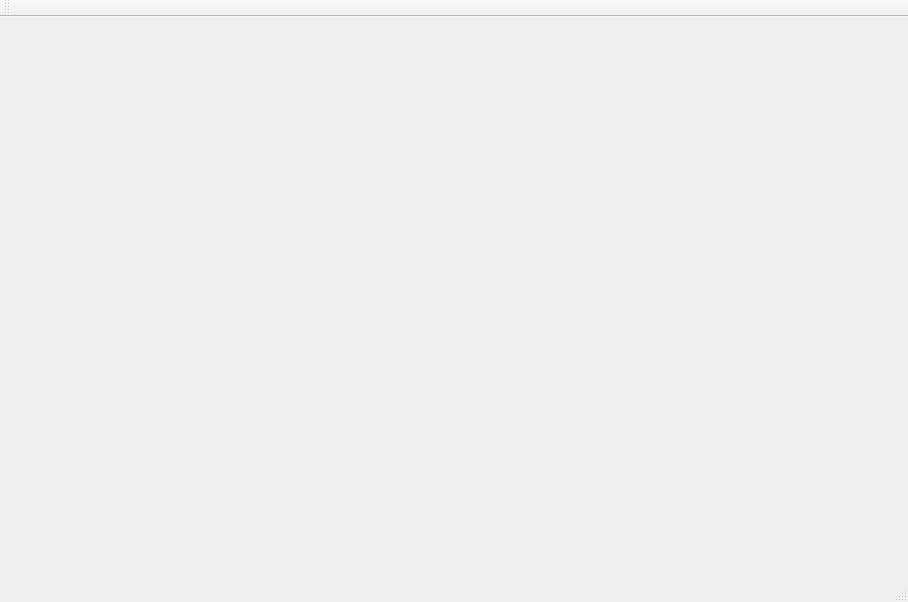
Before: the Qt Designer form Projet-INF1015/GameWindow.ui in BongHead/Projet-INF1015, drawn with Qt 5.
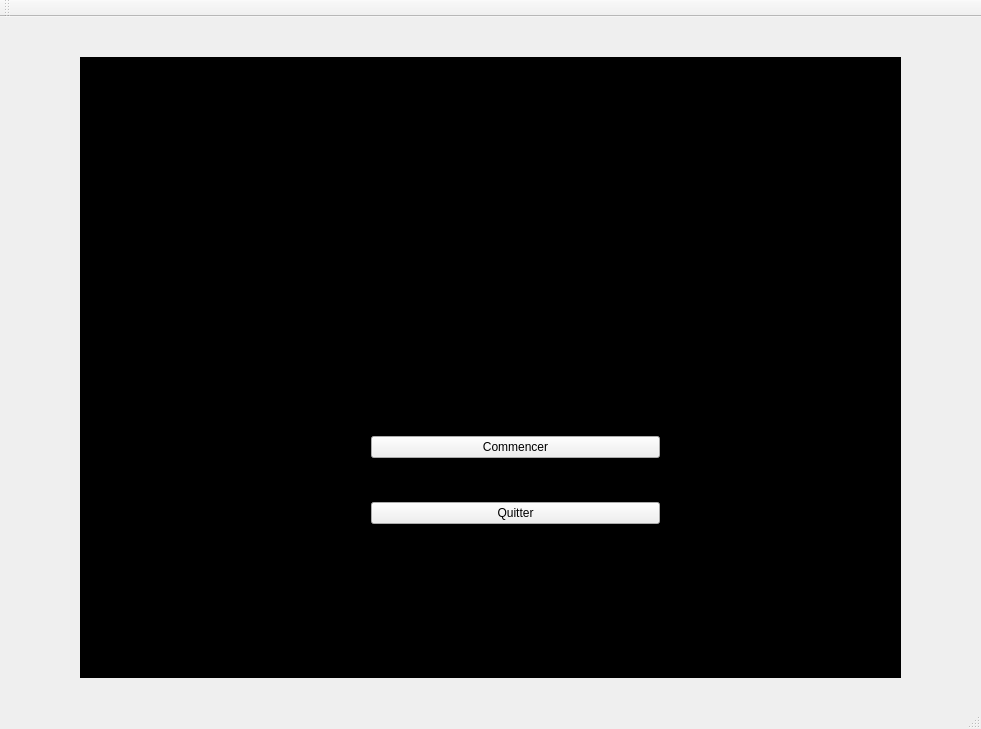
After: the same form once the commit is applied.

What changed in the file:
```diff
--- a/Projet-INF1015/GameWindow.ui
+++ b/Projet-INF1015/GameWindow.ui
@@ -6,27 +6,107 @@
    <rect>
     <x>0</x>
     <y>0</y>
-    <width>908</width>
-    <height>602</height>
+    <width>981</width>
+    <height>729</height>
    </rect>
   </property>
   <property name="windowTitle">
    <string>GameWindow</string>
   </property>
+  <property name="styleSheet">
+   <string notr="true"/>
+  </property>
   <widget class="QWidget" name="centralWidget">
    <widget class="QLabel" name="BoardImg">
     <property name="geometry">
      <rect>
-      <x>190</x>
+      <x>180</x>
       <y>50</y>
-      <width>541</width>
-      <height>461</height>
+      <width>600</width>
+      <height>600</height>
      </rect>
     </property>
     <property name="text">
      <string/>
     </property>
    </widget>
+   <widget class="QWidget" name="gridLayoutWidget">
+    <property name="geometry">
+     <rect>
+      <x>360</x>
+      <y>370</y>
+      <width>311</width>
+      <height>148</height>
+     </rect>
+    </property>
+    <layout class="QGridLayout" name="gridLayout">
+     <item row="6" column="1">
+      <widget class="QPushButton" name="pushButton">
+       <property name="text">
+        <string>Commencer</string>
+       </property>
+      </widget>
+     </item>
+     <item row="7" column="1">
+      <spacer name="verticalSpacer_2">
+       <property name="orientation">
+        <enum>Qt::Orientation::Vertical</enum>
+       </property>
+       <property name="sizeType">
+        <enum>QSizePolicy::Policy::Fixed</enum>
+       </property>
+       <property name="sizeHint" stdset="0">
+        <size>
+         <width>20</width>
+         <height>40</height>
+        </size>
+       </property>
+      </spacer>
+     </item>
+     <item row="9" column="1">
+      <widget class="QPushButton" name="pushButton_3">
+       <property name="text">
+        <string>Quitter</string>
+       </property>
+      </widget>
+     </item>
+     <item row="5" column="1">
+      <spacer name="verticalSpacer">
+       <property name="orientation">
+        <enum>Qt::Orientation::Vertical</enum>
+       </property>
+       <property name="sizeType">
+        <enum>QSizePolicy::Policy::MinimumExpanding</enum>
+       </property>
+       <property name="sizeHint" stdset="0">
+        <size>
+         <width>20</width>
+         <height>40</height>
+        </size>
+       </property>
+      </spacer>
+     </item>
+    </layout>
+   </widget>
+   <widget class="QLabel" name="label">
+    <property name="geometry">
+     <rect>
+      <x>80</x>
+      <y>40</y>
+      <width>821</width>
+      <height>621</height>
+     </rect>
+    </property>
+    <property name="styleSheet">
+     <string notr="true">background:black;</string>
+    </property>
+    <property name="text">
+     <string>TextLabel</string>
+    </property>
+   </widget>
+   <zorder>BoardImg</zorder>
+   <zorder>label</zorder>
+   <zorder>gridLayoutWidget</zorder>
   </widget>
   <widget class="QMenuBar" name="menuBar">
    <property name="geometry">
```
Left out of the diff: 2 changed lines with no effect on the pictures.
